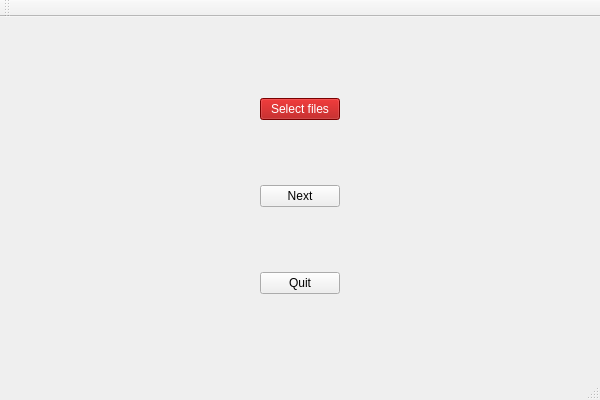
Above: src/gui/MainWindow.ui from zer0main/bacteria-ui before the change. Below: the same form after it.
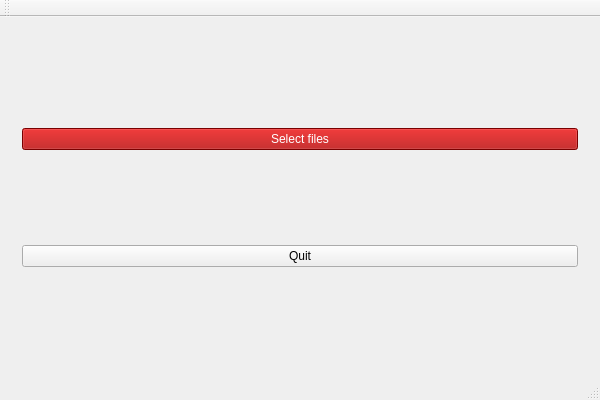
That is the form after the change.

Commit message: Remove nextButton

```diff
--- a/src/gui/MainWindow.ui
+++ b/src/gui/MainWindow.ui
@@ -21,130 +21,30 @@
        <number>0</number>
       </property>
       <widget class="QWidget" name="startpage">
-       <layout class="QVBoxLayout" name="verticalLayout_2">
-        <item>
-         <layout class="QHBoxLayout" name="horizontalLayout">
-          <item>
-           <spacer name="horizontalSpacer">
-            <property name="orientation">
-             <enum>Qt::Horizontal</enum>
-            </property>
-            <property name="sizeHint" stdset="0">
-             <size>
-              <width>40</width>
-              <height>20</height>
-             </size>
-            </property>
-           </spacer>
-          </item>
-          <item>
-           <widget class="QPushButton" name="fileButton">
-            <property name="cursor">
-             <cursorShape>PointingHandCursor</cursorShape>
-            </property>
-            <property name="styleSheet">
-             <string notr="true">background-color: rgb(170, 0, 0);
+       <layout class="QGridLayout" name="gridLayout_2">
+        <item row="1" column="0">
+         <widget class="QPushButton" name="quitButton">
+          <property name="cursor">
+           <cursorShape>PointingHandCursor</cursorShape>
+          </property>
+          <property name="text">
+           <string>Quit</string>
+          </property>
+         </widget>
+        </item>
+        <item row="0" column="0">
+         <widget class="QPushButton" name="fileButton">
+          <property name="cursor">
+           <cursorShape>PointingHandCursor</cursorShape>
+          </property>
+          <property name="styleSheet">
+           <string notr="true">background-color: rgb(170, 0, 0);
 color: rgb(255, 255, 255);</string>
-            </property>
-            <property name="text">
-             <string>Select files</string>
-            </property>
-           </widget>
-          </item>
-          <item>
-           <spacer name="horizontalSpacer_2">
-            <property name="orientation">
-             <enum>Qt::Horizontal</enum>
-            </property>
-            <property name="sizeHint" stdset="0">
-             <size>
-              <width>40</width>
-              <height>20</height>
-             </size>
-            </property>
-           </spacer>
-          </item>
-         </layout>
-        </item>
-        <item>
-         <layout class="QHBoxLayout" name="horizontalLayout_6">
-          <item>
-           <spacer name="horizontalSpacer_5">
-            <property name="orientation">
-             <enum>Qt::Horizontal</enum>
-            </property>
-            <property name="sizeHint" stdset="0">
-             <size>
-              <width>40</width>
-              <height>20</height>
-             </size>
-            </property>
-           </spacer>
-          </item>
-          <item>
-           <widget class="QPushButton" name="nextButton">
-            <property name="cursor">
-             <cursorShape>PointingHandCursor</cursorShape>
-            </property>
-            <property name="text">
-             <string>Next</string>
-            </property>
-           </widget>
-          </item>
-          <item>
-           <spacer name="horizontalSpacer_6">
-            <property name="orientation">
-             <enum>Qt::Horizontal</enum>
-            </property>
-            <property name="sizeHint" stdset="0">
-             <size>
-              <width>40</width>
-              <height>20</height>
-             </size>
-            </property>
-           </spacer>
-          </item>
-         </layout>
-        </item>
-        <item>
-         <layout class="QHBoxLayout" name="horizontalLayout_5">
-          <item>
-           <spacer name="horizontalSpacer_3">
-            <property name="orientation">
-             <enum>Qt::Horizontal</enum>
-            </property>
-            <property name="sizeHint" stdset="0">
-             <size>
-              <width>40</width>
-              <height>20</height>
-             </size>
-            </property>
-           </spacer>
-          </item>
-          <item>
-           <widget class="QPushButton" name="quitButton">
-            <property name="cursor">
-             <cursorShape>PointingHandCursor</cursorShape>
-            </property>
-            <property name="text">
-             <string>Quit</string>
-            </property>
-           </widget>
-          </item>
-          <item>
-           <spacer name="horizontalSpacer_4">
-            <property name="orientation">
-             <enum>Qt::Horizontal</enum>
-            </property>
-            <property name="sizeHint" stdset="0">
-             <size>
-              <width>40</width>
-              <height>20</height>
-             </size>
-            </property>
-           </spacer>
-          </item>
-         </layout>
+          </property>
+          <property name="text">
+           <string>Select files</string>
+          </property>
+         </widget>
         </item>
        </layout>
       </widget>
```
The commit also changes 2 other files.
